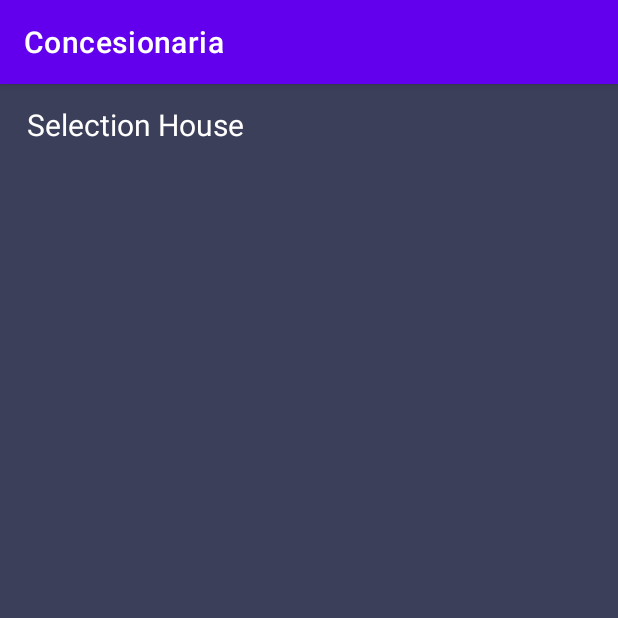
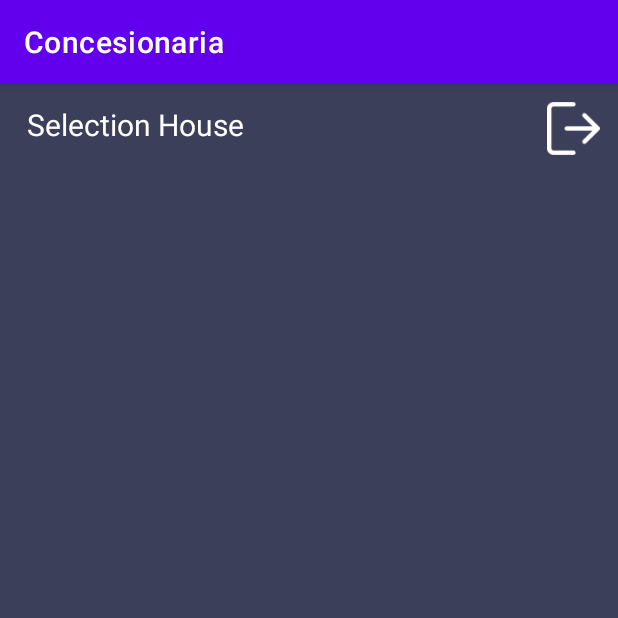
Before and after one commit to Emilce-Cano/Inmobililiaria, an Android app: the HomeActivity screen opened directly, with no data from a screen before it, on a phone screen of 412 x 824 dp, the top half of it. Run offline under Robolectric (Android 15) with nearby library versions, the phone set to English and light mode, and no system bars; Roboto replaces fonts that are not available here.

Commit message:
feature/011
Se creo el boton de LogOut en ActivityHome y borra el nombre guardado en sharedpreference para luego devolver al usuario a Login

```diff
--- a/app/src/main/java/com/example/concesionaria/HomeActivity.kt
+++ b/app/src/main/java/com/example/concesionaria/HomeActivity.kt
@@ -1,11 +1,27 @@
 package com.example.concesionaria
 
+import android.content.Intent
 import androidx.appcompat.app.AppCompatActivity
 import android.os.Bundle
+import com.example.concesionaria.UserAplication.Companion.data
+import com.example.concesionaria.databinding.ActivityHomeBinding
 
 class HomeActivity : AppCompatActivity() {
+    private lateinit var binding: ActivityHomeBinding
     override fun onCreate(savedInstanceState: Bundle?) {
         super.onCreate(savedInstanceState)
         setContentView(R.layout.activity_home)
+        binding= ActivityHomeBinding.inflate(layoutInflater)
+        setContentView(binding.root)
+        init()
+    }
+    fun init() {
+        binding.btnLogout.setOnClickListener {
+            data.clear()
+            goLogin()
+        }
+    }
+    fun goLogin(){
+        startActivity(Intent(this, LoginActivity::class.java))
     }
 }
--- a/app/src/main/java/com/example/concesionaria/LoginActivity.kt
+++ b/app/src/main/java/com/example/concesionaria/LoginActivity.kt
@@ -13,7 +13,6 @@ class LoginActivity : AppCompatActivity() {
         setContentView(R.layout.activity_login)
         binding= ActivityLoginBinding.inflate(layoutInflater)
         setContentView(binding.root)
-        data.clear()
         init()
         checkUserValues()
     }
--- a/app/src/main/res/layout/activity_home.xml
+++ b/app/src/main/res/layout/activity_home.xml
@@ -6,6 +6,16 @@
     android:layout_height="match_parent"
     android:background="@color/bg_login"
     tools:context=".HomeActivity">
+
+    <ImageView
+        android:id="@+id/btn_logout"
+        android:layout_width="35dp"
+        android:layout_height="35dp"
+        android:layout_marginTop="12dp"
+        android:layout_marginEnd="12dp"
+        android:src="@drawable/ic_logout"
+        app:layout_constraintEnd_toEndOf="parent"
+        app:layout_constraintTop_toTopOf="parent" />
 
     <TextView
         android:id="@+id/tv_selection_house_home"
```
Also changed, not shown: app/src/main/res/drawable/ic_logout.png (added).
